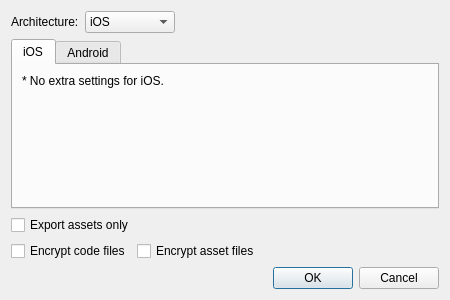
Above: ui/exportprojectdialog.ui from gideros/gideros before the change. Below: the same form after it.
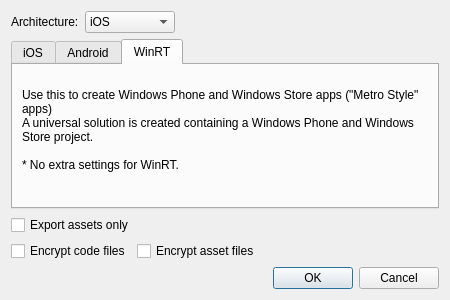
That is the form after the change. The open tabs and pages were chosen to show the change.

Commit message:
[winrt] Add Export for WinRT: create Windows phone/store stand alone project
When you have compiled the WinRT version, use copywinrt.bat to copy
files into the "release" folder (including the static libs). They can
then be packaged to make a Gideros release

```diff
--- a/ui/exportprojectdialog.ui
+++ b/ui/exportprojectdialog.ui
@@ -148,6 +148,40 @@
        </item>
       </layout>
      </widget>
+     <widget class="QWidget" name="tab1">
+      <attribute name="title">
+       <string>WinRT</string>
+      </attribute>
+      <layout class="QVBoxLayout" name="verticalLayout_6">
+       <item>
+        <widget class="QLabel" name="label_6">
+         <property name="text">
+          <string>
+Use this to create Windows Phone and Windows Store apps ("Metro Style" apps)
+A universal solution is created containing a Windows Phone and Windows Store project.
+
+* No extra settings for WinRT.</string>
+         </property>
+         <property name="wordWrap">
+          <bool>true</bool>
+         </property>
+        </widget>
+       </item>
+       <item>
+        <spacer name="verticalSpacer1">
+         <property name="orientation">
+          <enum>Qt::Vertical</enum>
+         </property>
+         <property name="sizeHint" stdset="0">
+          <size>
+           <width>20</width>
+           <height>41</height>
+          </size>
+         </property>
+        </spacer>
+       </item>
+      </layout>
+     </widget>
     </widget>
    </item>
    <item>
```
Left out of the diff: 7 changed lines with no effect on the pictures. The commit also changes 53 other files.
